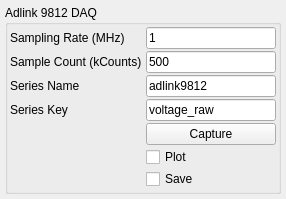
Qt form nplab/instrument/electronics/adlink9812.ui (nanophotonics/nplab) before a commit.
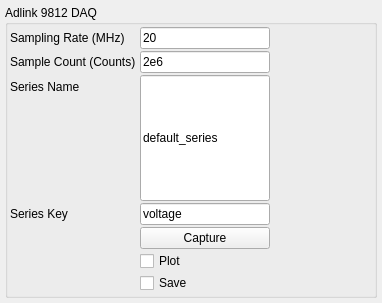
The same form after that commit.

The edit to the form file:
```diff
--- a/nplab/instrument/electronics/adlink9812.ui
+++ b/nplab/instrument/electronics/adlink9812.ui
@@ -2,6 +2,14 @@
 <ui version="4.0">
  <class>Form</class>
  <widget class="QWidget" name="Form">
+  <property name="geometry">
+   <rect>
+    <x>0</x>
+    <y>0</y>
+    <width>382</width>
+    <height>303</height>
+   </rect>
+  </property>
   <property name="windowTitle">
    <string>Form</string>
   </property>
@@ -102,7 +110,7 @@
            </size>
           </property>
           <property name="text">
-           <string>1</string>
+           <string>20</string>
           </property>
          </widget>
         </item>
@@ -115,7 +123,7 @@
            </size>
           </property>
           <property name="text">
-           <string>Sample Count (kCounts)</string>
+           <string>Sample Count (Counts)</string>
           </property>
          </widget>
         </item>
@@ -140,7 +148,7 @@
            </size>
           </property>
           <property name="text">
-           <string>500</string>
+           <string>2e6</string>
           </property>
          </widget>
         </item>
@@ -184,7 +192,7 @@
            </size>
           </property>
           <property name="text">
-           <string>adlink9812</string>
+           <string>default_series</string>
           </property>
          </widget>
         </item>
@@ -247,7 +255,7 @@
            </size>
           </property>
           <property name="text">
-           <string>voltage_raw</string>
+           <string>voltage</string>
           </property>
          </widget>
         </item>
```
